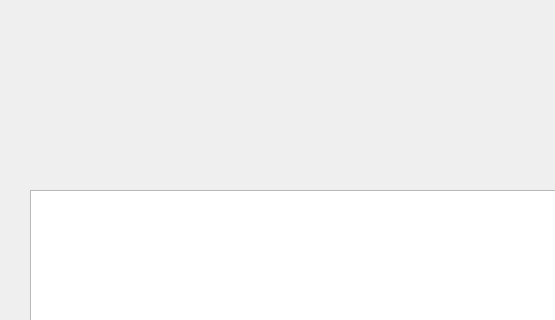
jandy92/ProyectoTallerCine, file Director/Directores.ui: the form before one commit; both pictures show x 0 to 555 and y 0 to 320 of the 774 by 600 pixel window.
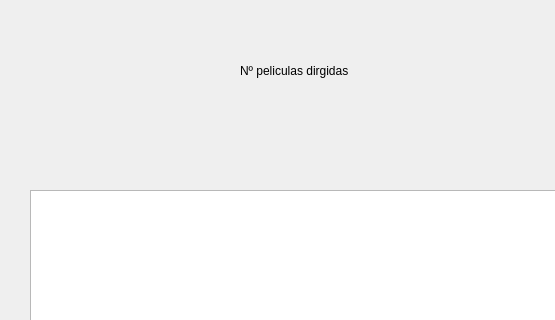
The form after the commit. Icons and pictures are not drawn.

Commit message: En director se agrego el numero de peliculas que ha dirigido, en peliculas se agrego el crear y eliminar pelicula

Diff of the .ui file:
```diff
--- a/Director/Directores.ui
+++ b/Director/Directores.ui
@@ -106,6 +106,32 @@
     <bool>true</bool>
    </property>
   </widget>
+  <widget class="QLabel" name="label_numero_peli">
+   <property name="geometry">
+    <rect>
+     <x>240</x>
+     <y>60</y>
+     <width>151</width>
+     <height>21</height>
+    </rect>
+   </property>
+   <property name="text">
+    <string>Nº peliculas dirgidas</string>
+   </property>
+  </widget>
+  <widget class="QLabel" name="cantidad_peliculas_dirigidas">
+   <property name="geometry">
+    <rect>
+     <x>410</x>
+     <y>50</y>
+     <width>81</width>
+     <height>41</height>
+    </rect>
+   </property>
+   <property name="text">
+    <string/>
+   </property>
+  </widget>
   <zorder>grilla</zorder>
   <zorder>editarDirector</zorder>
   <zorder>agregarDirector</zorder>
```
Left out of the diff: 2 changed lines with no effect on the pictures. The commit also changes 17 other files.
